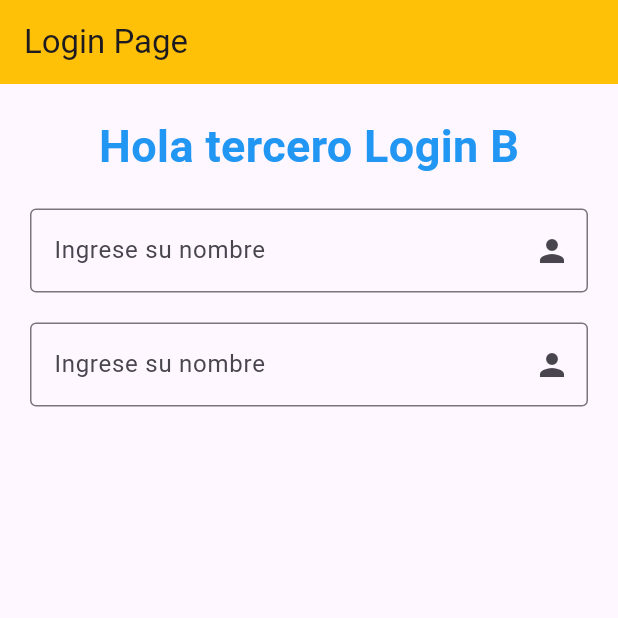
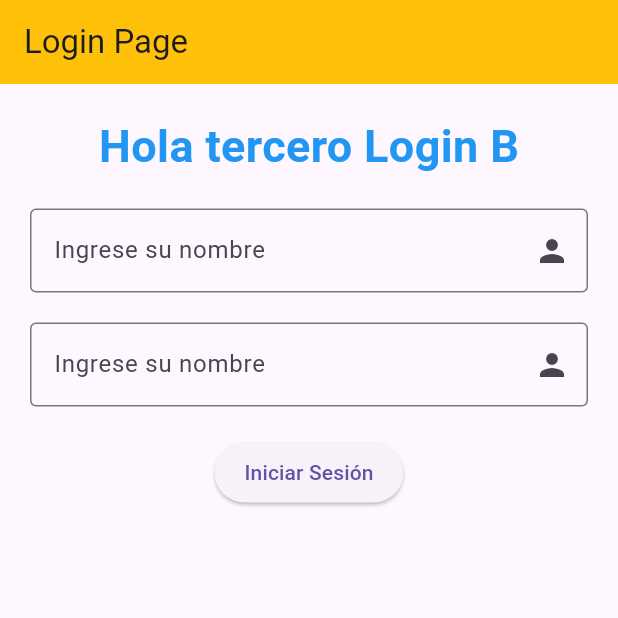
Before and after one commit to rodriQuelali/flutter-3b-2025, a Flutter app: the screen it shows after launch, on a phone screen of 412 x 824 dp, the top half of it. Run offline on Flutter 3.47's test engine with Material 3 defaults, Android fonts, the phone set to English and light mode, and no system bars.

Commit message:
Button and img.

```diff
--- a/flutter_application_1/lib/view/login.dart
+++ b/flutter_application_1/lib/view/login.dart
@@ -14,8 +14,22 @@ class LoginPage extends StatelessWidget {
           SizedBox(height: 20),
           inputText(),
           SizedBox(height: 20),
-          inputText()
+          inputText(),
+          SizedBox(height: 20),
+          buttonLogin(),
         ]),
+      ),
+    );
+  }
+
+  Widget buttonLogin(){
+    return ElevatedButton(
+      onPressed: () {
+        // Acción al presionar el botón
+      },
+      child: Text("Iniciar Sesión"),
+      style: ElevatedButton.styleFrom(
+        padding: EdgeInsets.symmetric(horizontal: 20, vertical: 10),
       ),
     );
   }
@@ -28,6 +42,15 @@ class LoginPage extends StatelessWidget {
         border: OutlineInputBorder(),
         suffixIcon: Icon(Icons.person),
       ),
+    );
+  }
+
+  Widget imgLogin(){
+    return Image.asset(
+      "assets/images/login.png",
+      width: 200,
+      height: 200,
+      fit: BoxFit.cover,
     );
   }
 
```
